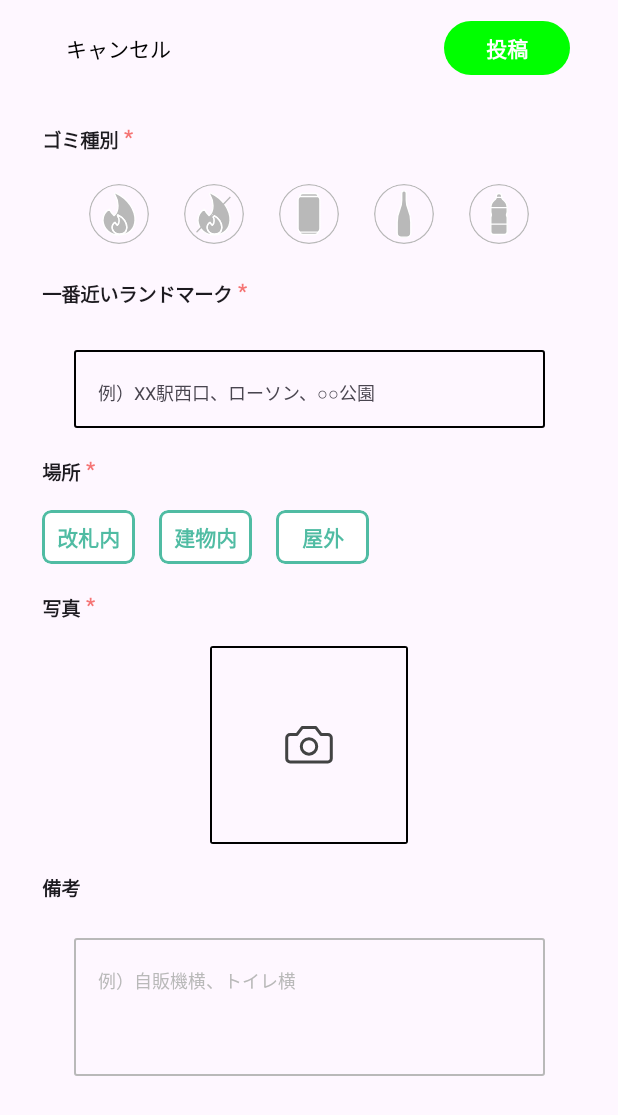
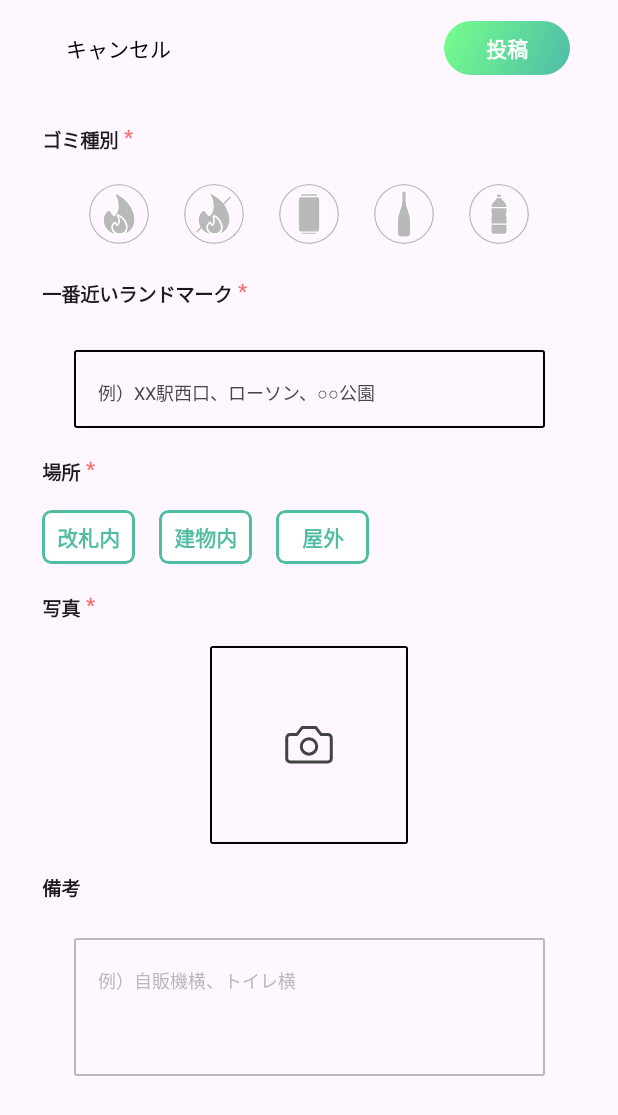
Before and after one commit to tanochan-sakonyan/Mr.TrashCan_frontend, an Android app built with Jetpack Compose: the register screen opened through its navigation route, on a phone screen of 412 x 824 dp. Shown: the top 1115 px of the screen. Run offline under Robolectric (Android 15) with nearby library versions, the phone set to English and light mode, and no system bars; our stand-ins replace Dagger/Hilt's generated code; libraries missing offline, so code that uses them is left out: androidx.camera.core; pictures from the network do not load.

Commit message:
投稿ボタンにグラデーションをつける

```diff
--- a/app/src/main/java/com/github/tanochan/mrtrashcan_frontend/feature/register/RegisterScreen.kt
+++ b/app/src/main/java/com/github/tanochan/mrtrashcan_frontend/feature/register/RegisterScreen.kt
@@ -32,6 +32,7 @@ import androidx.compose.runtime.setValue
 import androidx.compose.ui.Alignment
 import androidx.compose.ui.Modifier
 import androidx.compose.ui.draw.clip
+import androidx.compose.ui.graphics.Brush
 import androidx.compose.ui.graphics.Color
 import androidx.compose.ui.layout.ContentScale
 import androidx.compose.ui.platform.LocalContext
@@ -108,8 +109,18 @@ fun RegisterScreen(
                                 height = 36.dp,
                             )
                             .clip(shape = RoundedCornerShape(35.dp))
-                            .background(Color.Green)
-                            .clickable { onBack() },
+                            .background(
+                                brush = Brush.linearGradient(
+                                    colors = listOf(
+                                        Color(0xFF75FF8C),
+                                        Color(0xFF4FBBA9)
+                                    )
+                                )
+                            )
+                            .clickable {
+                                // TODO ゴミ箱登録処理
+                                onBack()
+                            },
                     ) {
                         Text(
                             modifier = Modifier.align(Alignment.Center),
```
